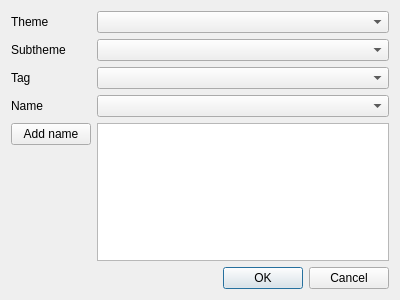
The window that svir/ui/ui_select_sv_indices.ui (gem/oq-irmt-qgis) describes before a commit, drawn with Qt 5.
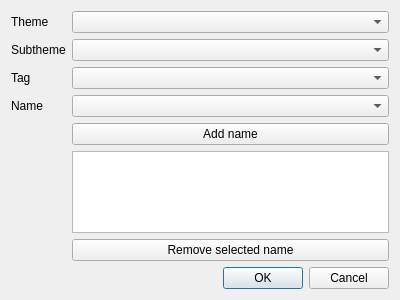
The same window after the commit.

Commit message: Possibility to add or remove items from the list of selected names

What changed in the file:
```diff
--- a/svir/ui/ui_select_sv_indices.ui
+++ b/svir/ui/ui_select_sv_indices.ui
@@ -65,13 +65,20 @@
      <item row="5" column="1">
       <widget class="QListWidget" name="listWidget"/>
      </item>
-     <item row="5" column="0">
+     <item row="4" column="1">
       <widget class="QPushButton" name="add_name_btn">
        <property name="text">
         <string>Add name</string>
        </property>
       </widget>
      </item>
+     <item row="6" column="1">
+      <widget class="QPushButton" name="remove_name_btn">
+       <property name="text">
+        <string>Remove selected name</string>
+       </property>
+      </widget>
+     </item>
     </layout>
    </item>
    <item row="1" column="0">
```
Left out of the diff: 2 changed lines with no effect on the pictures. The commit also changes 2 other files.
